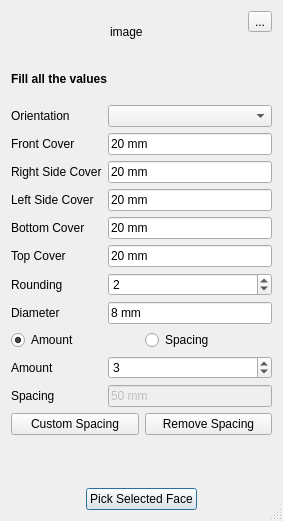
amrit3701/FreeCAD-Reinforcement, file UShapeRebar.ui: the form before one commit.
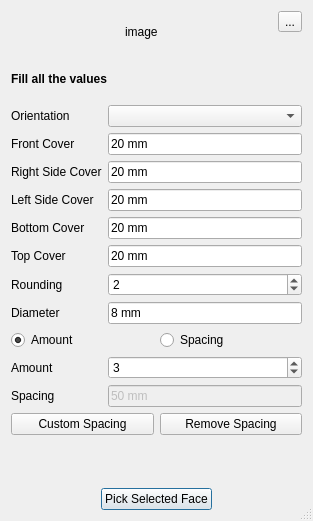
The form after the commit. Custom widgets are drawn as their Qt base class.

```diff
--- a/UShapeRebar.ui
+++ b/UShapeRebar.ui
@@ -6,7 +6,7 @@
    <rect>
     <x>0</x>
     <y>0</y>
-    <width>283</width>
+    <width>313</width>
     <height>521</height>
    </rect>
   </property>
@@ -217,7 +217,7 @@
       </widget>
      </item>
      <item row="0" column="1">
-      <widget class="Gui::PrefComboBox" name="orientation"/>
+      <widget class="Gui::PrefComboBox" name="orientationValue"/>
      </item>
      <item row="3" column="1">
       <widget class="Gui::InputField" name="l_sideCover">
```
Left out of the diff: 2 changed lines with no effect on the pictures.
